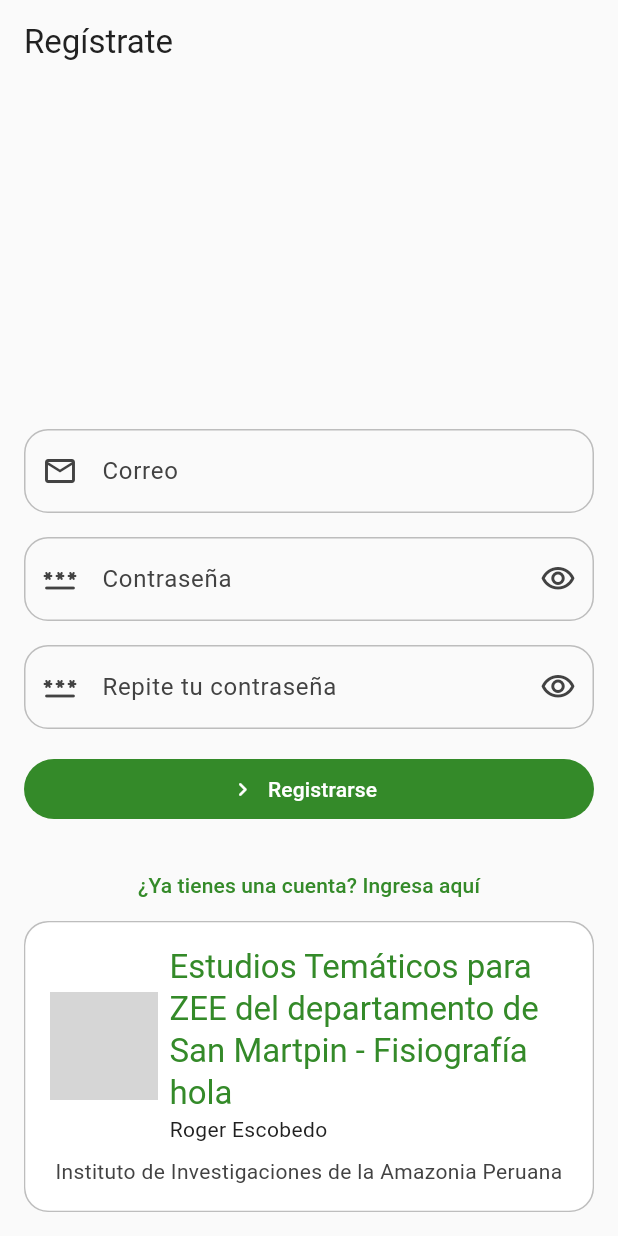
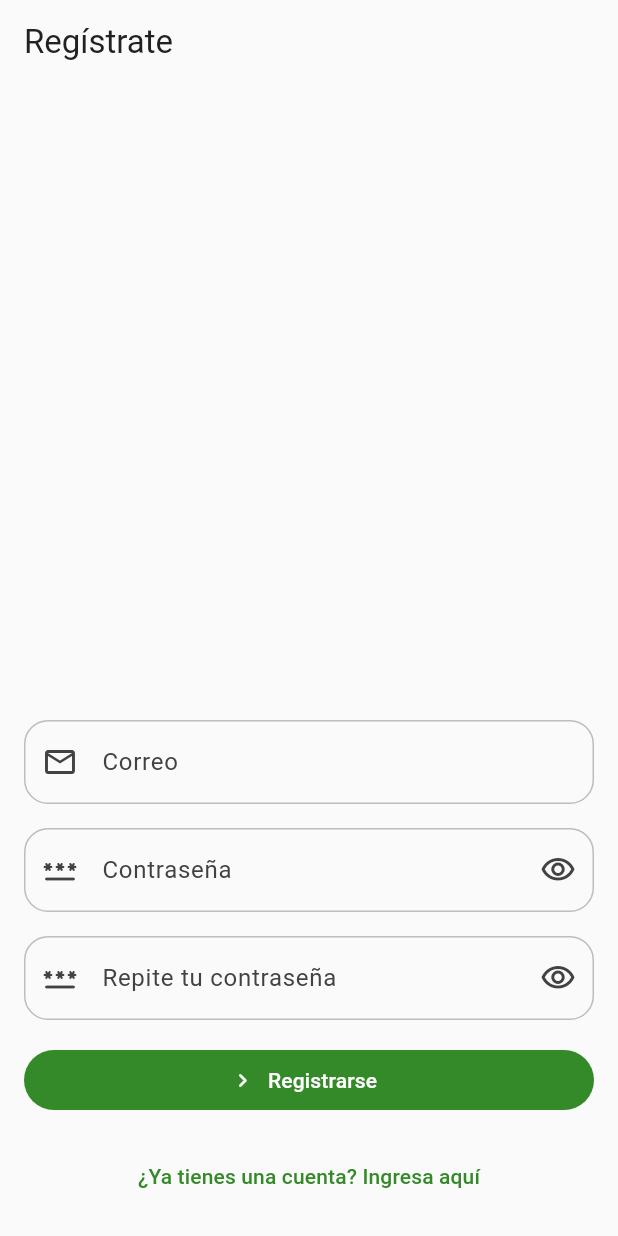
Before and after one commit to jmartinez888/species-app-flutter, a Flutter app: the screen it shows after launch, on a phone screen of 412 x 824 dp. Run offline on Flutter 3.47's test engine with Material 2 defaults, Android fonts, the light colour scheme and no system bars; grey boxes are pictures that could not be loaded.

Commit message:
List card terminado y sacado del register

```diff
--- a/lib/src/presentation/views/register/register_page.dart
+++ b/lib/src/presentation/views/register/register_page.dart
@@ -1,6 +1,5 @@
 import 'package:flutter/material.dart';
 import 'package:species/src/presentation/global/mixins/form_mixin.dart';
-import 'package:species/src/presentation/global/widgets/cards/custom_list_card.dart';
 
 class RegisterPage extends StatefulWidget {
   const RegisterPage({super.key});
@@ -39,18 +38,6 @@ class _RegisterPageState extends State<RegisterPage> with FormMixin {
           reverse: true,
           padding: const EdgeInsets.all(16.0),
           children: [
-            CustomListCard(
-              onTap: () {
-                print('object');
-              },
-              image:
-                  'https://images.unsplash.com/photo-1575936123452-b67c3203c357?ixlib=rb-4.0.3&ixid=M3wxMjA3fDB8MHxzZWFyY2h8Mnx8aW1hZ2V8ZW58MHx8MHx8fDA%3D&w=1000&q=80',
-              title:
-                  "Estudios Temáticos para ZEE del departamento de San Martpin - Fisiografía hola",
-              subtitle: "Roger Escobedo",
-              description:
-                  "Instituto de Investigaciones de la Amazonia Peruana",
-            ),
             Center(
               child: TextButton(
                   onPressed: () => Navigator.maybePop(context),
```
